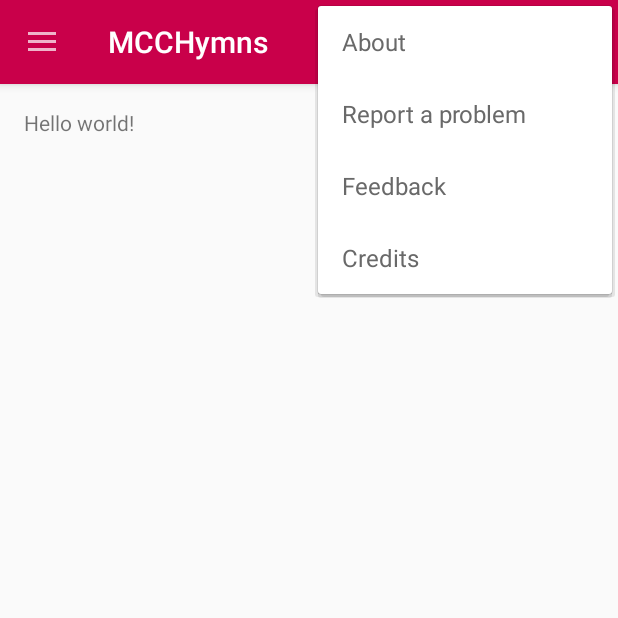
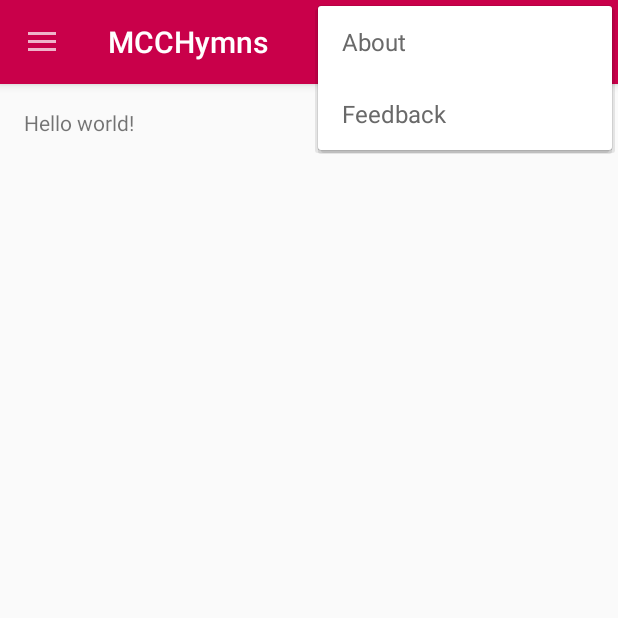
Before and after one commit to cinfwatd/mcchymns-android, an Android app: the fragment HelpFragment placed in its activity, with the options menu open, on a phone screen of 412 x 824 dp, the top half of it. Run offline under Robolectric (Android 15) with nearby library versions, the phone set to English and light mode, and no system bars; 2 statements that could not run were skipped.

Commit message:
Remove 'Report a problem and credits menu items from the Help fragment menu options

```diff
--- a/app/src/main/res/menu/menu_help.xml
+++ b/app/src/main/res/menu/menu_help.xml
@@ -2,10 +2,10 @@
     xmlns:app="http://schemas.android.com/apk/res-auto">
     <item android:id="@+id/about" android:title="@string/about"
         android:orderInCategory="100" app:showAsAction="never" />
-<item android:id="@+id/report_problem" android:title="@string/report_problem"
-        android:orderInCategory="200" app:showAsAction="never" />
+<!--<item android:id="@+id/report_problem" android:title="@string/report_problem"-->
+        <!--android:orderInCategory="200" app:showAsAction="never" />-->
 <item android:id="@+id/feedback" android:title="@string/feedback"
         android:orderInCategory="300" app:showAsAction="never" />
-<item android:id="@+id/credits" android:title="@string/credits"
-    android:orderInCategory="400" app:showAsAction="never" />
+<!--<item android:id="@+id/credits" android:title="@string/credits"-->
+    <!--android:orderInCategory="400" app:showAsAction="never" />-->
 </menu>
```
